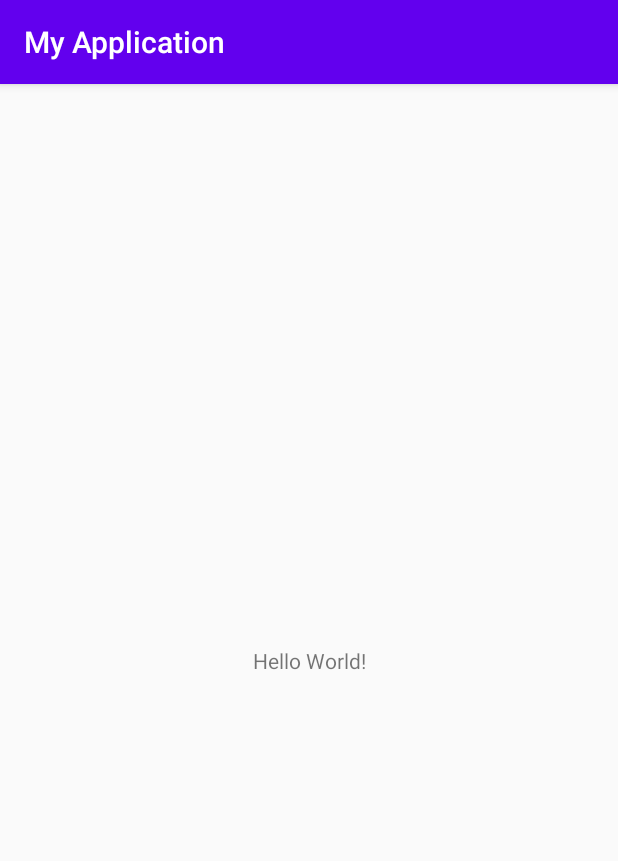
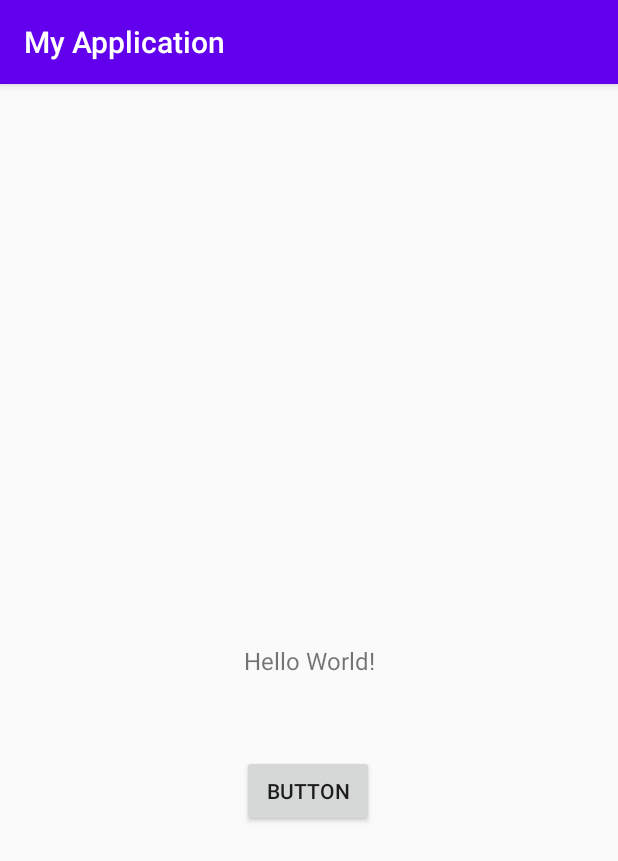
Before and after one commit to DaoDucHieu1712/Quiz_app, an Android app: the screen it shows after launch (MainActivity), on a phone screen of 412 x 824 dp. Shown: the top 861 px of the screen. Run offline under Robolectric (Android 15) with nearby library versions, the phone set to English and light mode, and no system bars.

Commit message:
hoangtc-22/2/2023-1
test commit

```diff
--- a/app/src/main/res/layout/activity_main.xml
+++ b/app/src/main/res/layout/activity_main.xml
@@ -7,12 +7,25 @@
     tools:context=".MainActivity">
 
     <TextView
+        android:id="@+id/textView"
         android:layout_width="wrap_content"
         android:layout_height="wrap_content"
         android:text="Hello World!"
+        android:textSize="16sp"
         app:layout_constraintBottom_toBottomOf="parent"
         app:layout_constraintEnd_toEndOf="parent"
         app:layout_constraintStart_toStartOf="parent"
         app:layout_constraintTop_toTopOf="parent" />
 
+    <Button
+        android:id="@+id/button"
+        android:layout_width="wrap_content"
+        android:layout_height="wrap_content"
+        android:layout_marginTop="52dp"
+        android:text="Button"
+        app:layout_constraintEnd_toEndOf="parent"
+        app:layout_constraintHorizontal_bias="0.498"
+        app:layout_constraintStart_toStartOf="parent"
+        app:layout_constraintTop_toBottomOf="@+id/textView" />
+
 </android.support.constraint.ConstraintLayout>
```
